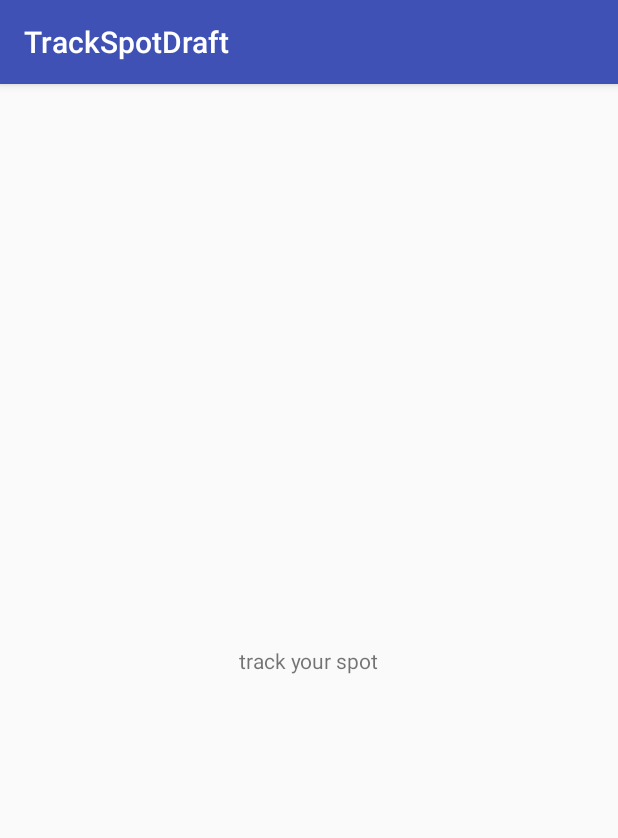
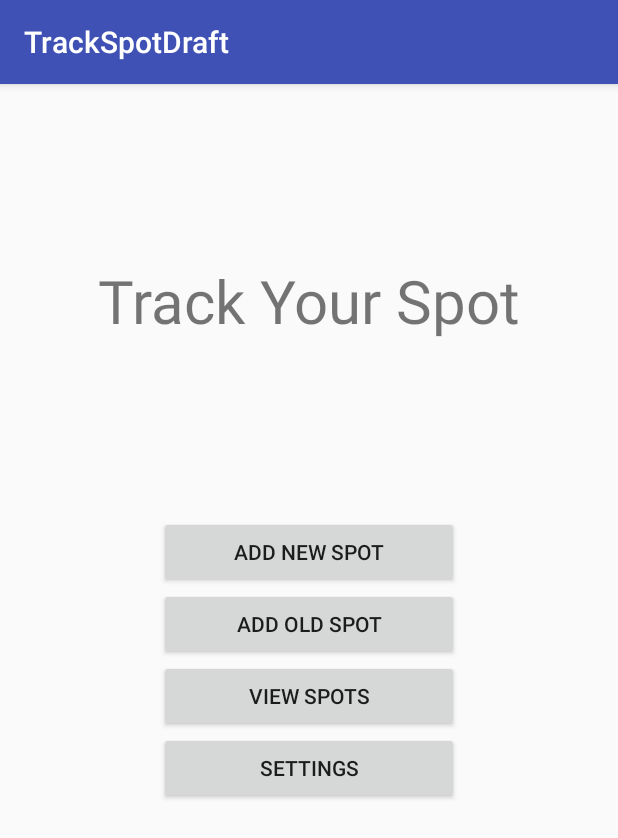
Before and after one commit to pedscn/TrackSpotDraft, an Android app: the screen it shows after launch (MainActivity), on a phone screen of 412 x 824 dp. Shown: the top 838 px of the screen. Run offline under Robolectric (Android 15) with nearby library versions, the phone set to English and light mode, and no system bars.

Commit message:
Added home screen, buttons, activities for each button

```diff
--- a/app/build.gradle
+++ b/app/build.gradle
@@ -24,9 +24,10 @@ android {
 
 dependencies {
     implementation fileTree(dir: 'libs', include: ['*.jar'])
-    implementation"org.jetbrains.kotlin:kotlin-stdlib-jre7:$kotlin_version"
+    implementation "org.jetbrains.kotlin:kotlin-stdlib-jre7:$kotlin_version"
     implementation 'com.android.support:appcompat-v7:26.1.0'
     implementation 'com.android.support.constraint:constraint-layout:1.1.3'
+    implementation 'com.android.support:design:26.1.0'
     testImplementation 'junit:junit:4.12'
     androidTestImplementation 'com.android.support.test:runner:1.0.2'
     androidTestImplementation 'com.android.support.test.espresso:espresso-core:3.0.2'
--- a/app/src/main/java/com/example/pedroschulze/trackspotdraft/MainActivity.kt
+++ b/app/src/main/java/com/example/pedroschulze/trackspotdraft/MainActivity.kt
@@ -1,12 +1,41 @@
 package com.example.pedroschulze.trackspotdraft
 
+import android.content.Intent
 import android.support.v7.app.AppCompatActivity
 import android.os.Bundle
+import android.widget.Button
+import android.widget.Toast
+import kotlinx.android.synthetic.main.activity_main.*
 
 class MainActivity : AppCompatActivity() {
 
     override fun onCreate(savedInstanceState: Bundle?) {
         super.onCreate(savedInstanceState)
         setContentView(R.layout.activity_main)
+
+        val btn_new_spot = findViewById<Button>(R.id.btn_new_spot) as Button //Required some googling due to sdk version not compatible with inference.
+        btn_new_spot.setOnClickListener {
+            Toast.makeText(this@MainActivity, "Adding a New Spot.", Toast.LENGTH_SHORT).show()
+            val intent = Intent(this, NewSpotScreen::class.java)
+            startActivity(intent)
+        }
+        val btn_old_spot = findViewById<Button>(R.id.btn_old_spot) as Button //Required some googling due to sdk version not compatible with inference.
+        btn_old_spot.setOnClickListener {
+            Toast.makeText(this@MainActivity, "Adding an Old Spot", Toast.LENGTH_SHORT).show()
+            val intent = Intent(this, OldSpotScreen::class.java)
+            startActivity(intent)
+        }
+        val btn_view_spots = findViewById<Button>(R.id.btn_view_spot) as Button //Required some googling due to sdk version not compatible with inference.
+        btn_view_spots.setOnClickListener {
+            Toast.makeText(this@MainActivity, "Tracking a Spot", Toast.LENGTH_SHORT).show()
+            val intent = Intent(this, TrackSpotScreen::class.java)
+            startActivity(intent)
+        }
+        val btn_settings = findViewById<Button>(R.id.btn_settings) as Button //Required some googling due to sdk version not compatible with inference.
+        btn_settings.setOnClickListener {
+            Toast.makeText(this@MainActivity, "Opening Settings", Toast.LENGTH_SHORT).show()
+            val intent = Intent(this, SettingsScreen::class.java)
+            startActivity(intent)
+        }
     }
 }
--- a/app/src/main/res/layout/activity_main.xml
+++ b/app/src/main/res/layout/activity_main.xml
@@ -9,10 +9,49 @@
     <TextView
         android:layout_width="wrap_content"
         android:layout_height="wrap_content"
-        android:text="track your spot"
-        app:layout_constraintBottom_toBottomOf="parent"
+        android:textSize="40dp"
+        android:text="Track Your Spot"
+        app:layout_constraintBottom_toTopOf="@id/btn_new_spot"
         app:layout_constraintLeft_toLeftOf="parent"
         app:layout_constraintRight_toRightOf="parent"
         app:layout_constraintTop_toTopOf="parent" />
 
+    <Button
+        android:id="@+id/btn_new_spot"
+        android:layout_width="200dp"
+        android:layout_height="wrap_content"
+        android:text="Add New Spot"
+        app:layout_constraintBottom_toTopOf="@id/btn_old_spot"
+        app:layout_constraintLeft_toLeftOf="parent"
+        app:layout_constraintRight_toRightOf="parent"
+        app:layout_constraintTop_toTopOf="parent"
+        app:layout_constraintVertical_chainStyle="packed" />
+    <Button
+        android:id="@+id/btn_old_spot"
+        android:text="Add Old Spot"
+        android:layout_width="200dp"
+        app:layout_constraintLeft_toLeftOf="parent"
+        app:layout_constraintRight_toRightOf="parent"
+        app:layout_constraintTop_toBottomOf="@id/btn_new_spot"
+        app:layout_constraintBottom_toTopOf="@id/btn_view_spot"
+        android:layout_height="wrap_content" />
+    <Button
+        android:id="@+id/btn_view_spot"
+        android:text="View Spots"
+        android:layout_width="200dp"
+        app:layout_constraintLeft_toLeftOf="parent"
+        app:layout_constraintRight_toRightOf="parent"
+        app:layout_constraintTop_toBottomOf="@id/btn_old_spot"
+        app:layout_constraintBottom_toTopOf="@id/btn_settings"
+        android:layout_height="wrap_content" />
+    <Button
+        android:id="@+id/btn_settings"
+        android:text="Settings"
+        android:layout_width="200dp"
+        app:layout_constraintLeft_toLeftOf="parent"
+        app:layout_constraintRight_toRightOf="parent"
+        app:layout_constraintTop_toBottomOf="@id/btn_view_spot"
+        app:layout_constraintBottom_toBottomOf="parent"
+        android:layout_height="wrap_content" />
+
 </android.support.constraint.ConstraintLayout>
--- /dev/null
+++ b/app/src/main/res/values/dimens.xml
@@ -0,0 +1,3 @@
+<resources>
+    <dimen name="fab_margin">16dp</dimen>
+</resources>
--- a/app/src/main/res/values/strings.xml
+++ b/app/src/main/res/values/strings.xml
@@ -1,3 +1,7 @@
 <resources>
     <string name="app_name">TrackSpotDraft</string>
+    <string name="title_activity_new_spot_screen">NewSpotScreen</string>
+    <string name="title_activity_old_spot_screen">OldSpotScreen</string>
+    <string name="title_activity_track_spot_screen">TrackSpotScreen</string>
+    <string name="title_activity_settings_screen">SettingsScreen</string>
 </resources>
--- a/app/src/main/res/values/styles.xml
+++ b/app/src/main/res/values/styles.xml
@@ -8,4 +8,13 @@
         <item name="colorAccent">@color/colorAccent</item>
     </style>
 
+    <style name="AppTheme.NoActionBar">
+        <item name="windowActionBar">false</item>
+        <item name="windowNoTitle">true</item>
+    </style>
+
+    <style name="AppTheme.AppBarOverlay" parent="ThemeOverlay.AppCompat.Dark.ActionBar" />
+
+    <style name="AppTheme.PopupOverlay" parent="ThemeOverlay.AppCompat.Light" />
+
 </resources>
```
Also changed, not shown: app/src/main/AndroidManifest.xml (+16 -0 lines), app/src/main/java/com/example/pedroschulze/trackspotdraft/NewSpotScreen.kt (added, +22 -0 lines), app/src/main/java/com/example/pedroschulze/trackspotdraft/OldSpotScreen.kt (added, +22 -0 lines), app/src/main/java/com/example/pedroschulze/trackspotdraft/SettingsScreen.kt (added, +22 -0 lines), app/src/main/java/com/example/pedroschulze/trackspotdraft/TrackSpotScreen.kt (added, +22 -0 lines), app/src/main/res/layout/activity_new_spot_screen.xml (added, +33 -0 lines), app/src/main/res/layout/activity_old_spot_screen.xml (added, +33 -0 lines), app/src/main/res/layout/activity_settings_screen.xml (added, +33 -0 lines), app/src/main/res/layout/activity_track_spot_screen.xml (added, +33 -0 lines), app/src/main/res/layout/content_new_spot_screen.xml (added, +11 -0 lines), app/src/main/res/layout/content_old_spot_screen.xml (added, +11 -0 lines), app/src/main/res/layout/content_settings_screen.xml (added, +11 -0 lines), app/src/main/res/layout/content_track_spot_screen.xml (added, +11 -0 lines).
